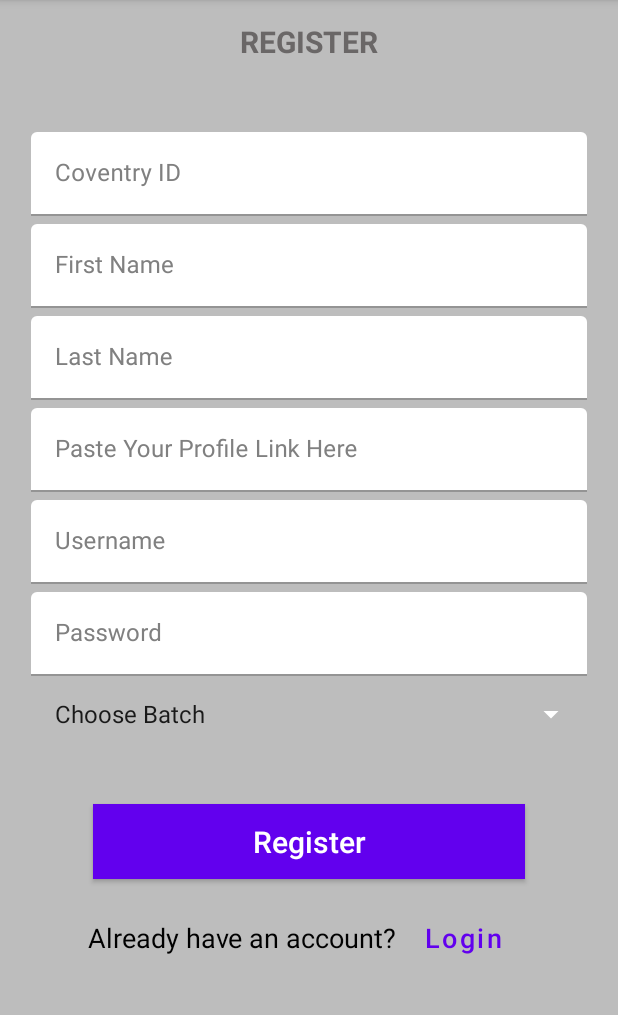
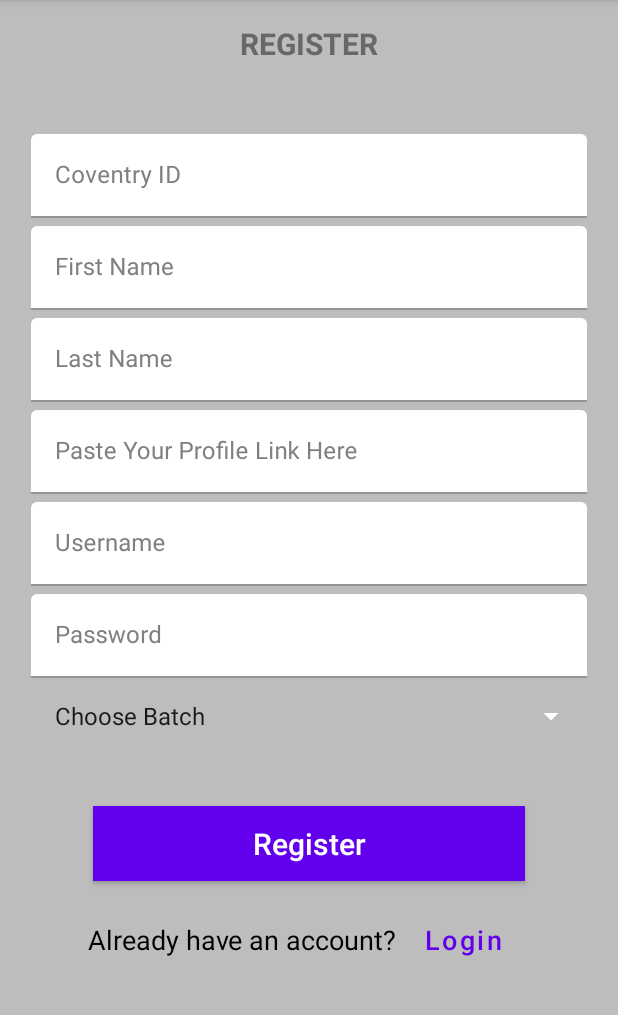
Before and after one commit to Bijaya-10/Final-Assignment-Android, an Android app: the Signup_Activity screen opened directly, with no data from a screen before it, on a phone screen of 412 x 824 dp, the part 84-1099 px from its top. Run offline under Robolectric (Android 15) with nearby library versions, the phone set to English and light mode, and no system bars.

```diff
--- a/app/src/main/res/layout/activity_signup_.xml
+++ b/app/src/main/res/layout/activity_signup_.xml
@@ -19,7 +19,7 @@
         app:layout_constraintStart_toStartOf="parent"
         app:layout_constraintEnd_toEndOf="parent"
         app:layout_constraintTop_toTopOf="parent"
-        android:layout_marginTop="14dp"
+        android:layout_marginTop="15dp"
         />
     <ScrollView
         android:layout_width="match_parent"
```
